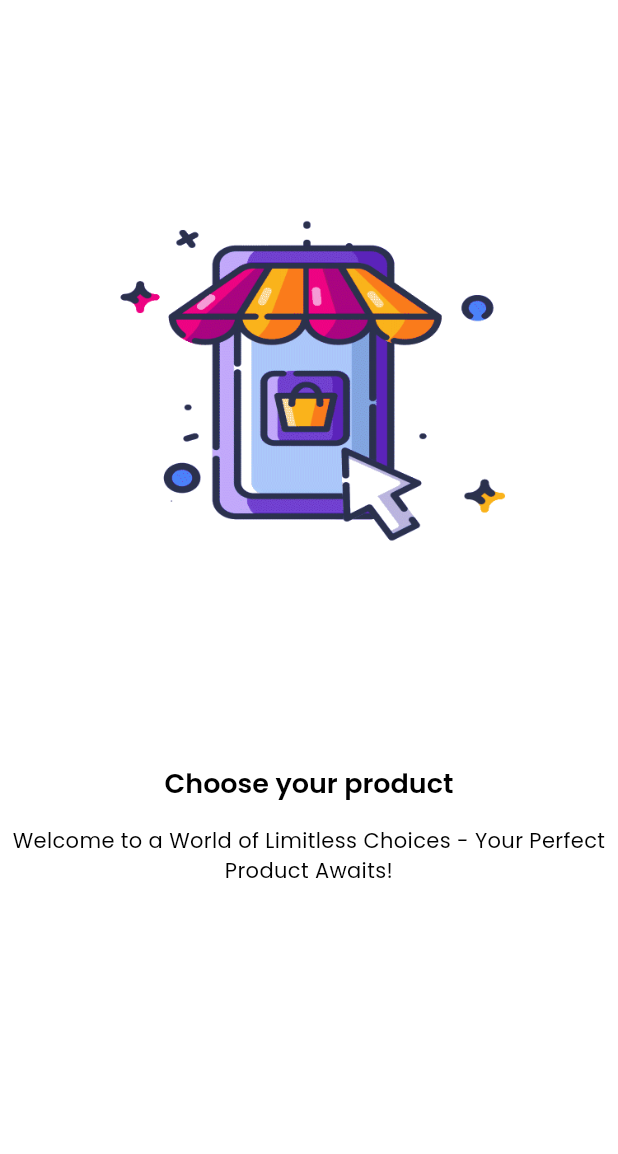
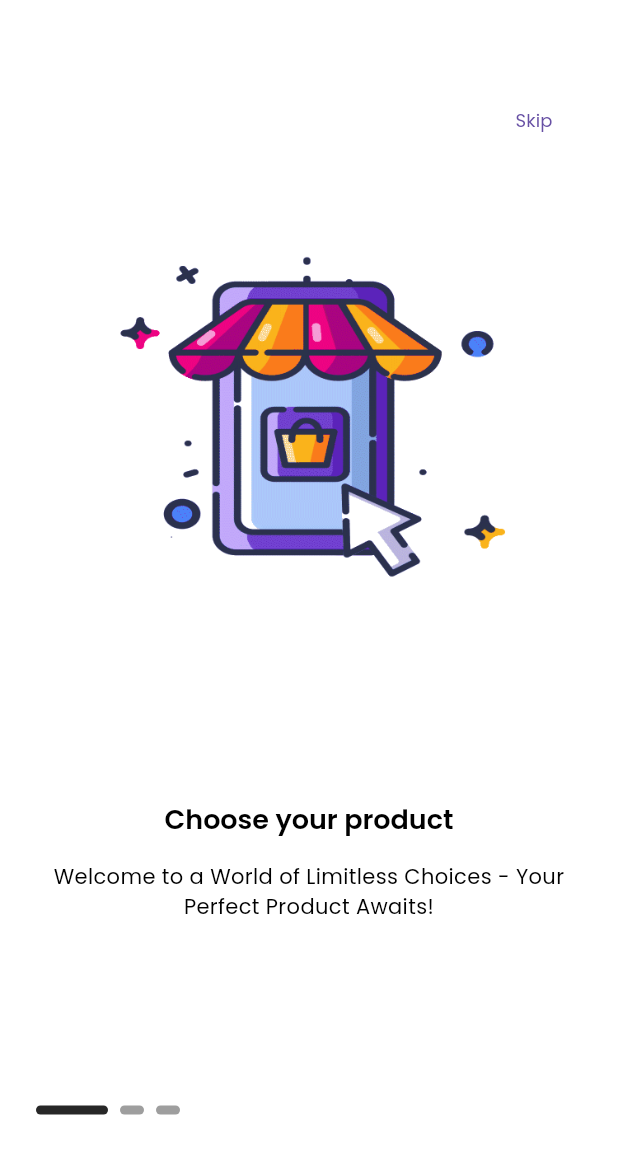
Before and after one commit to tomoeex/ree_cat_house_flutter, a Flutter app: the screen it shows after launch, on a phone screen of 412 x 824 dp. Shown: the top 1154 px of the screen. Run offline on Flutter 3.47's test engine with Material 3 defaults, Android fonts, the phone set to English and light mode, and no system bars; drawn by our look-alikes of smooth_page_indicator; our stand-ins replace get, get_storage, logger.

Commit message:
Skip Button/Dot Navigation

```diff
--- a/lib/app.dart
+++ b/lib/app.dart
@@ -1,7 +1,7 @@
 import 'package:flutter/material.dart';
 import 'package:get/get.dart';
 
-import 'package:ree_cat_house/features/authentication/screens/onboarding.dart';
+import 'package:ree_cat_house/features/authentication/screens/onboarding/onboarding.dart';
 import 'package:ree_cat_house/util/theme/theme.dart';
 
 void main() {
@@ -17,7 +17,7 @@ class App extends StatelessWidget {
       themeMode: ThemeMode.system,
       theme:RAppTheme.lightTheme,
       darkTheme: RAppTheme.darkTheme,
-      home: const OnboardingScreen()
+      home:  OnboardingScreen()
     );
   }
 }
--- a/lib/features/authentication/screens/onboarding.dart
+++ /dev/null
@@ -1,97 +0,0 @@
-import 'package:flutter/material.dart';
-import 'package:ree_cat_house/util/constants/image_strings.dart';
-import 'package:ree_cat_house/util/constants/sizes.dart';
-import 'package:ree_cat_house/util/constants/text_strings.dart';
-import 'package:ree_cat_house/util/helpers/helper_functions.dart';
-
-class OnboardingScreen extends StatelessWidget {
-  const OnboardingScreen({super.key});
-
-  @override
-  Widget build(BuildContext context) {
-    return Scaffold(
-      body: Stack(
-        children: [
-          // Horizontal Scrollable Pages
-            PageView(
-              children: [
-                // Onboarding Page 1
-              Column(
-                children: [
-                  Image(
-                    width: RHelperFunctions.screenWidth() * 0.8,
-                    height: RHelperFunctions.screenHeight() * 0.6,
-                    image: AssetImage(RImages.onBoardingImage1),
-                  ),
-                  const SizedBox(height: RSizes.spaceBtwItems),
-                  Text(
-                    RTexts.onBoardingTitle1,
-                    style: Theme.of(context).textTheme.headlineSmall,
-                    textAlign: TextAlign.center,
-                  ),
-                  const SizedBox(height: RSizes.spaceBtwItems),
-                  Text(
-                    RTexts.onBoardingSubTitle1,
-                    style: Theme.of(context).textTheme.bodyMedium,
-                    textAlign: TextAlign.center,
-                  ),
-                ],
-              ),
-
-                // Onboarding Page 2
-              Column(
-                children: [
-                  Image(
-                    width: RHelperFunctions.screenWidth() * 0.8,
-                    height: RHelperFunctions.screenHeight() * 0.6,
-                    image: AssetImage(RImages.onBoardingImage2),
-                  ),
-                  const SizedBox(height: RSizes.spaceBtwItems),
-                  Text(
-                    RTexts.onBoardingTitle1,
-                    style: Theme.of(context).textTheme.headlineSmall,
-                    textAlign: TextAlign.center,
-                  ),
-                  const SizedBox(height: RSizes.spaceBtwItems),
-                  Text(
-                    RTexts.onBoardingSubTitle1,
-                    style: Theme.of(context).textTheme.bodyMedium,
-                    textAlign: TextAlign.center,
-                  ),
-                ],
-              ),
-
-                // Onboarding Page 3
-              Column(
-                children: [
-                  Image(
-                    width: RHelperFunctions.screenWidth() * 0.8,
-                    height: RHelperFunctions.screenHeight() * 0.6,
-                    image: AssetImage(RImages.onBoardingImage3),
-                  ),
-                  const SizedBox(height: RSizes.spaceBtwItems),
-                  Text(
-                    RTexts.onBoardingTitle1,
-                    style: Theme.of(context).textTheme.headlineSmall,
-                    textAlign: TextAlign.center,
-                  ),
-                  const SizedBox(height: RSizes.spaceBtwItems),
-                  Text(
-                    RTexts.onBoardingSubTitle1,
-                    style: Theme.of(context).textTheme.bodyMedium,
-                    textAlign: TextAlign.center,
-                  ),
-                ],
-              ),
-              ],
-            )
-          // Skip Button
-
-          // Dot Navigation Smooth Page Indicator
-
-          // Circular Next Button
-        ],
-      ),
-    );
-  }
-}
--- /dev/null
+++ b/lib/features/authentication/screens/onboarding/onboarding.dart
@@ -0,0 +1,56 @@
+import 'package:flutter/material.dart';
+import 'package:ree_cat_house/features/authentication/screens/onboarding/widgets/onboarding_dot_navigation.dart';
+import 'package:ree_cat_house/features/authentication/screens/onboarding/widgets/onboarding_page.dart';
+import 'package:ree_cat_house/features/authentication/screens/onboarding/widgets/onboarding_skip.dart';
+import 'package:ree_cat_house/util/constants/image_strings.dart';
+import 'package:ree_cat_house/util/constants/sizes.dart';
+import 'package:ree_cat_house/util/constants/text_strings.dart';
+import 'package:ree_cat_house/util/device/device_utillity.dart';
+import 'package:ree_cat_house/util/constants/colors.dart';
+import 'package:ree_cat_house/util/helpers/helper_functions.dart';
+import 'package:smooth_page_indicator/smooth_page_indicator.dart';
+
+class OnboardingScreen extends StatelessWidget {
+  OnboardingScreen({super.key});
+
+  @override
+  Widget build(BuildContext context) {
+    return Scaffold(
+      body: Stack(
+        children: [
+          // Horizontal Scrollable Pages
+            PageView(
+              children: const [
+                // Onboarding Page 1
+                OnboardingPage(
+                  image: RImages.onBoardingImage1,
+                  title: RTexts.onBoardingTitle1,
+                  subtitle: RTexts.onBoardingSubTitle1
+                  ),
+                  // Onboarding Page 2
+                OnboardingPage(
+                  image: RImages.onBoardingImage2,
+                  title: RTexts.onBoardingTitle2,
+                  subtitle: RTexts.onBoardingSubTitle2
+                  ),
+                  // Onboarding Page 3
+                OnboardingPage(
+                  image: RImages.onBoardingImage3,
+                  title: RTexts.onBoardingTitle3,
+                  subtitle: RTexts.onBoardingSubTitle3
+                  ),
+              ],
+            ),
+
+          // Skip Button
+          const OnboardingSkip(),
+
+          // Dot Navigation Smooth Page Indicator
+          OnboardingDotNavigation(),
+
+          // Circular Next Button
+        ],
+      ),
+    );
+  }
+}
--- /dev/null
+++ b/lib/features/authentication/screens/onboarding/widgets/onboarding_dot_navigation.dart
@@ -0,0 +1,29 @@
+import 'package:flutter/material.dart';
+import 'package:ree_cat_house/util/constants/colors.dart';
+import 'package:ree_cat_house/util/constants/sizes.dart';
+import 'package:ree_cat_house/util/device/device_utillity.dart';
+import 'package:ree_cat_house/util/helpers/helper_functions.dart';
+import 'package:smooth_page_indicator/smooth_page_indicator.dart';
+
+
+class OnboardingDotNavigation extends StatelessWidget {
+  const OnboardingDotNavigation({
+    super.key,
+  });
+
+  @override
+  Widget build(BuildContext context) {
+    final dark = RHelperFunctions.isDarkMode(context);
+    return Positioned(
+      bottom: RDeviceUtils.getBottomNavigationBarHeight() + 25,
+      left: RSizes.defaultSpace,
+      child: SmoothPageIndicator(
+        controller: PageController(), // PageController
+        count: 3,
+        effect: ExpandingDotsEffect(
+          activeDotColor: dark ? RColors.light : RColors.dark,
+          dotHeight: 6),
+      ),
+    );
+  }
+}
--- /dev/null
+++ b/lib/features/authentication/screens/onboarding/widgets/onboarding_page.dart
@@ -0,0 +1,38 @@
+import 'package:flutter/material.dart';
+import 'package:ree_cat_house/util/constants/sizes.dart';
+import 'package:ree_cat_house/util/helpers/helper_functions.dart';
+
+class OnboardingPage extends StatelessWidget {
+  const OnboardingPage({
+    super.key, required this.image, required this.title, required this.subtitle,
+  });
+  final String image, title, subtitle;
+
+  @override
+  Widget build(BuildContext context) {
+    return Padding(
+      padding: const EdgeInsets.all(RSizes.defaultSpace),
+                child: Column(
+                  children: [
+                    Image(
+                      width: RHelperFunctions.screenWidth() * 0.8,
+                      height: RHelperFunctions.screenHeight() * 0.6,
+                      image: AssetImage(image),
+                    ),
+                    const SizedBox(height: RSizes.spaceBtwItems),
+                    Text(
+                      title,
+                      style: Theme.of(context).textTheme.headlineSmall,
+                      textAlign: TextAlign.center,
+                    ),
+                    const SizedBox(height: RSizes.spaceBtwItems),
+                    Text(
+                      subtitle,
+                      style: Theme.of(context).textTheme.bodyMedium,
+                      textAlign: TextAlign.center,
+                    ),
+                  ],
+                ),
+              );
+  }
+}
--- /dev/null
+++ b/lib/features/authentication/screens/onboarding/widgets/onboarding_skip.dart
@@ -0,0 +1,21 @@
+import 'package:flutter/material.dart';
+import 'package:ree_cat_house/util/constants/sizes.dart';
+import 'package:ree_cat_house/util/device/device_utillity.dart';
+
+class OnboardingSkip extends StatelessWidget {
+  const OnboardingSkip({
+    super.key,
+  });
+
+  @override
+  Widget build(BuildContext context) {
+    return Positioned(
+      top: RDeviceUtils.getAppBarHeight(),
+      right: RSizes.defaultSpace,
+      child: TextButton(
+        onPressed: () {},
+        child: const Text('Skip'),
+      ),
+    );
+  }
+}
```
Also changed, not shown: lib/features/authentication/controllers/onboarding/onboarding_controller.dart (renamed from lib/features/authentication/controllers_onboarding/onboarding_controller.dart).
